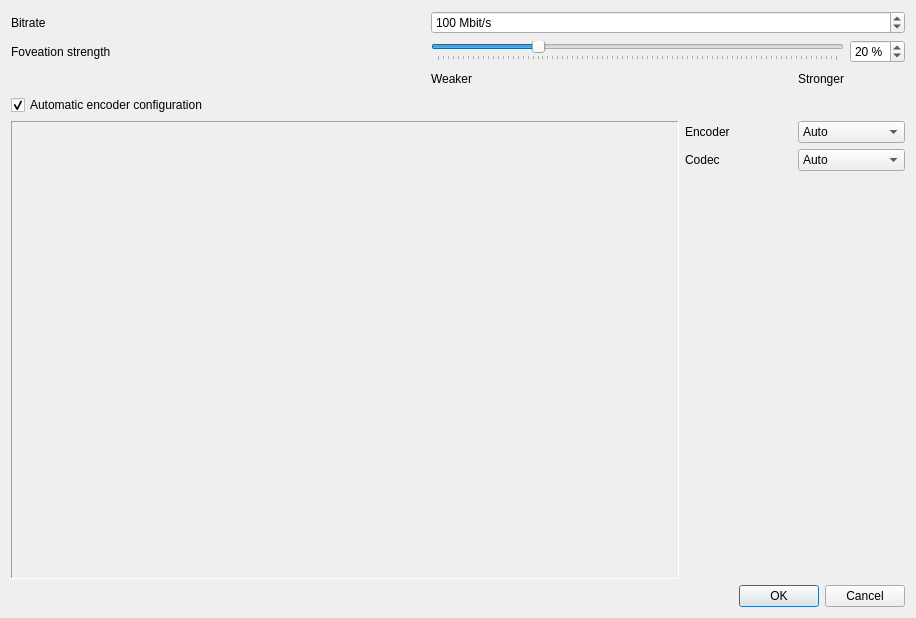
Beyley/WiVRn, file server-gui/settings.ui: the form before one commit.
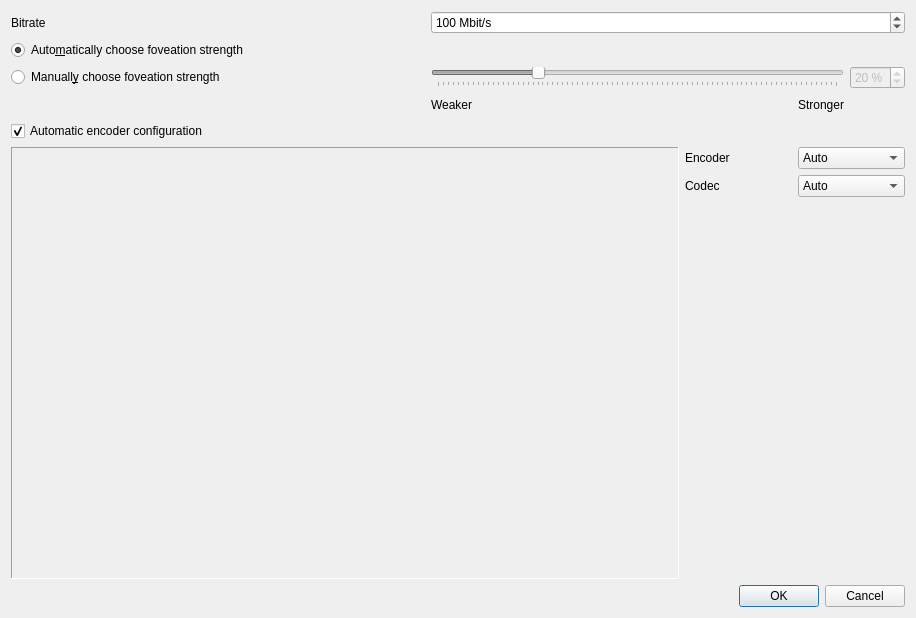
The form after the commit. Icons and pictures are not drawn. Custom widgets are drawn as their Qt base class.

Commit message: Add radio button to automatically or manually choose the foveation strength

```diff
--- a/server-gui/settings.ui
+++ b/server-gui/settings.ui
@@ -16,80 +16,6 @@
   <layout class="QVBoxLayout" name="verticalLayout">
    <item>
     <layout class="QGridLayout" name="gridLayout_2">
-     <item row="1" column="0">
-      <layout class="QHBoxLayout" name="horizontalLayout_3">
-       <item>
-        <widget class="QLabel" name="label_foveation">
-         <property name="toolTip">
-          <string>&lt;html&gt;&lt;head/&gt;&lt;body&gt;&lt;p&gt;A stronger foveation makes the image sharper in the center than in the periphery and makes the decoding faster.&lt;/p&gt;&lt;p&gt;A weaker foveation gives a uniform sharpness in the whole image.&lt;/p&gt;&lt;/body&gt;&lt;/html&gt;</string>
-         </property>
-         <property name="text">
-          <string>Foveation strength</string>
-         </property>
-        </widget>
-       </item>
-       <item>
-        <widget class="QPushButton" name="foveation_info">
-         <property name="cursor">
-          <cursorShape>WhatsThisCursor</cursorShape>
-         </property>
-         <property name="focusPolicy">
-          <enum>Qt::FocusPolicy::NoFocus</enum>
-         </property>
-         <property name="text">
-          <string/>
-         </property>
-         <property name="icon">
-          <iconset theme="help-about"/>
-         </property>
-         <property name="flat">
-          <bool>true</bool>
-         </property>
-        </widget>
-       </item>
-       <item>
-        <spacer name="horizontalSpacer">
-         <property name="orientation">
-          <enum>Qt::Orientation::Horizontal</enum>
-         </property>
-         <property name="sizeHint" stdset="0">
-          <size>
-           <width>40</width>
-           <height>20</height>
-          </size>
-         </property>
-        </spacer>
-       </item>
-      </layout>
-     </item>
-     <item row="1" column="2">
-      <widget class="QSlider" name="slider_foveation">
-       <property name="sizePolicy">
-        <sizepolicy hsizetype="Preferred" vsizetype="Fixed">
-         <horstretch>0</horstretch>
-         <verstretch>0</verstretch>
-        </sizepolicy>
-       </property>
-       <property name="statusTip">
-        <string/>
-       </property>
-       <property name="minimum">
-        <number>0</number>
-       </property>
-       <property name="maximum">
-        <number>80</number>
-       </property>
-       <property name="value">
-        <number>20</number>
-       </property>
-       <property name="orientation">
-        <enum>Qt::Orientation::Horizontal</enum>
-       </property>
-       <property name="tickPosition">
-        <enum>QSlider::TickPosition::TicksBelow</enum>
-       </property>
-      </widget>
-     </item>
      <item row="0" column="0">
       <widget class="QLabel" name="bitrate_label">
        <property name="text">
@@ -100,20 +26,17 @@
        </property>
       </widget>
      </item>
-     <item row="1" column="3">
-      <widget class="QSpinBox" name="spin_foveation">
-       <property name="readOnly">
-        <bool>false</bool>
+     <item row="1" column="0">
+      <widget class="QRadioButton" name="radio_auto_foveation">
+       <property name="text">
+        <string>Auto&amp;matically choose foveation strength</string>
        </property>
-       <property name="suffix">
-        <string> %</string>
+       <property name="checked">
+        <bool>true</bool>
        </property>
-       <property name="maximum">
-        <number>80</number>
-       </property>
-       <property name="value">
-        <number>20</number>
-       </property>
+       <attribute name="buttonGroup">
+        <string notr="true">group_foveation</string>
+       </attribute>
       </widget>
      </item>
      <item row="0" column="2" colspan="2">
@@ -135,7 +58,26 @@
        </property>
       </widget>
      </item>
-     <item row="2" column="2">
+     <item row="2" column="3">
+      <widget class="QSpinBox" name="spin_foveation">
+       <property name="enabled">
+        <bool>false</bool>
+       </property>
+       <property name="readOnly">
+        <bool>false</bool>
+       </property>
+       <property name="suffix">
+        <string> %</string>
+       </property>
+       <property name="maximum">
+        <number>80</number>
+       </property>
+       <property name="value">
+        <number>20</number>
+       </property>
+      </widget>
+     </item>
+     <item row="3" column="2">
       <layout class="QHBoxLayout" name="horizontalLayout_2">
        <item>
         <widget class="QLabel" name="label_2">
@@ -169,6 +111,86 @@
        </item>
       </layout>
      </item>
+     <item row="2" column="2">
+      <widget class="QSlider" name="slider_foveation">
+       <property name="enabled">
+        <bool>false</bool>
+       </property>
+       <property name="sizePolicy">
+        <sizepolicy hsizetype="Preferred" vsizetype="Fixed">
+         <horstretch>0</horstretch>
+         <verstretch>0</verstretch>
+        </sizepolicy>
+       </property>
+       <property name="statusTip">
+        <string/>
+       </property>
+       <property name="minimum">
+        <number>0</number>
+       </property>
+       <property name="maximum">
+        <number>80</number>
+       </property>
+       <property name="value">
+        <number>20</number>
+       </property>
+       <property name="orientation">
+        <enum>Qt::Orientation::Horizontal</enum>
+       </property>
+       <property name="tickPosition">
+        <enum>QSlider::TickPosition::TicksBelow</enum>
+       </property>
+      </widget>
+     </item>
+     <item row="2" column="0">
+      <layout class="QHBoxLayout" name="horizontalLayout_3">
+       <item>
+        <widget class="QRadioButton" name="radio_manual_foveation">
+         <property name="toolTip">
+          <string>&lt;html&gt;&lt;head/&gt;&lt;body&gt;&lt;p&gt;A stronger foveation makes the image sharper in the center than in the periphery and makes the decoding faster.&lt;/p&gt;&lt;p&gt;A weaker foveation gives a uniform sharpness in the whole image.&lt;/p&gt;&lt;/body&gt;&lt;/html&gt;</string>
+         </property>
+         <property name="text">
+          <string>Manuall&amp;y choose foveation strength</string>
+         </property>
+         <attribute name="buttonGroup">
+          <string notr="true">group_foveation</string>
+         </attribute>
+        </widget>
+       </item>
+       <item>
+        <widget class="QPushButton" name="foveation_info">
+         <property name="cursor">
+          <cursorShape>WhatsThisCursor</cursorShape>
+         </property>
+         <property name="focusPolicy">
+          <enum>Qt::FocusPolicy::NoFocus</enum>
+         </property>
+         <property name="text">
+          <string/>
+         </property>
+         <property name="icon">
+          <iconset theme="help-about"/>
+         </property>
+         <property name="flat">
+          <bool>true</bool>
+         </property>
+        </widget>
+       </item>
+       <item>
+        <spacer name="horizontalSpacer">
+         <property name="orientation">
+          <enum>Qt::Orientation::Horizontal</enum>
+         </property>
+         <property name="sizeHint" stdset="0">
+          <size>
+           <width>40</width>
+           <height>20</height>
+          </size>
+         </property>
+        </spacer>
+       </item>
+      </layout>
+     </item>
     </layout>
    </item>
    <item>
```
Left out of the diff: 54 changed lines with no effect on the pictures. The commit also changes 3 other files.
